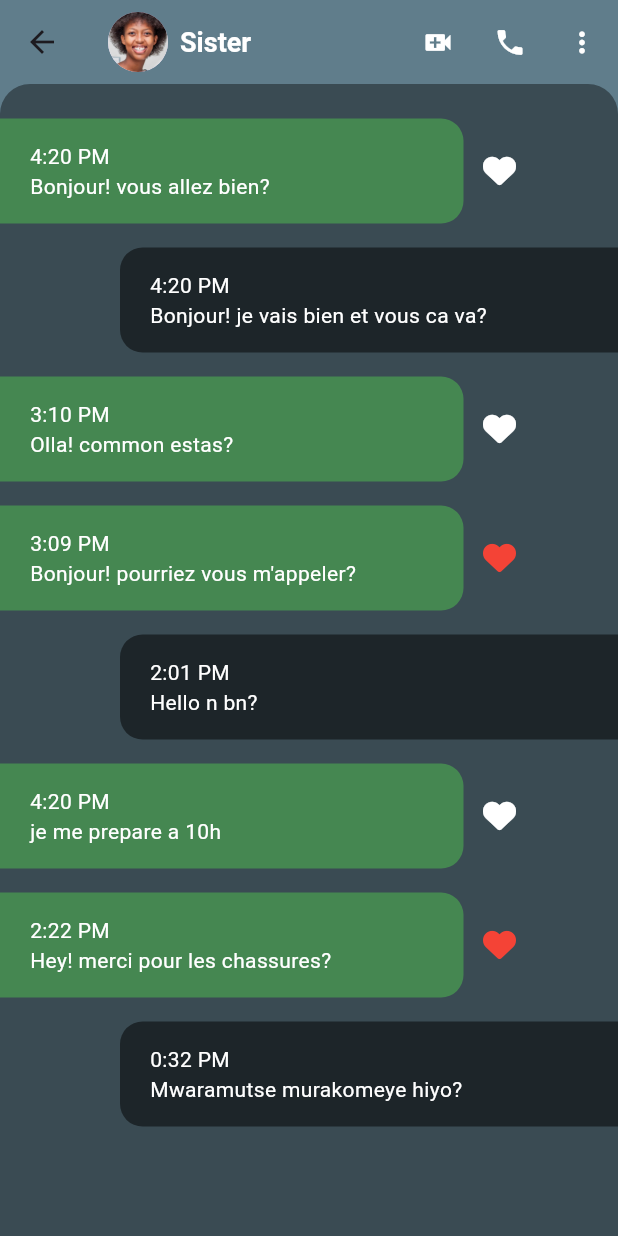
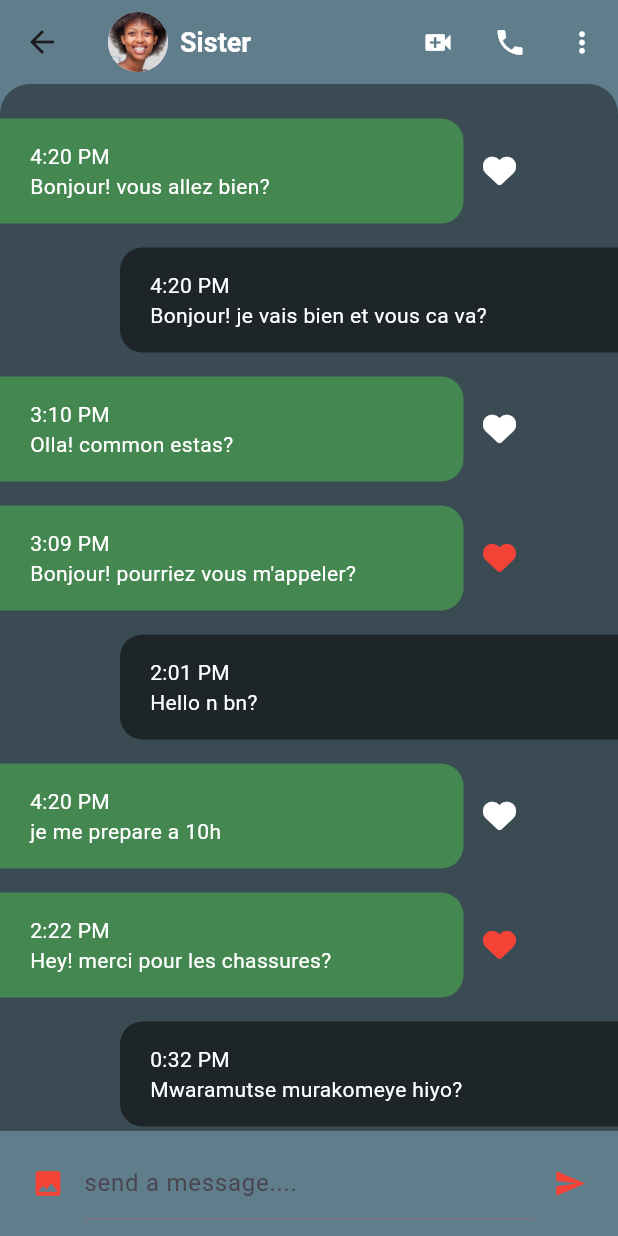
Before and after one commit to NKellyD/mobile_chat_flutter, a Flutter app: the screen it shows after launch, after a tap on "Sister", on a phone screen of 412 x 824 dp. Run offline on Flutter 3.47's test engine with Material 3 defaults, Android fonts, the phone set to English and light mode, and no system bars; our stand-ins replace font_awesome_flutter.

Commit message:
send bouton

```diff
--- a/lib/screens/chat_screen.dart
+++ b/lib/screens/chat_screen.dart
@@ -52,6 +52,34 @@ class _ChatScreenState extends State<ChatScreen> {
           onPressed: () {},
         ),
       ],
+    );
+  }
+  _buildMessageComposer(){
+    return Container(
+      padding: const EdgeInsets.symmetric(horizontal: 8),
+      height: 70,
+      child: Row(
+        children: [
+          IconButton(
+            icon:  const Icon(Icons.photo,size: 22,),
+            iconSize: 20.0,
+            color: Colors.red,
+            onPressed: () {},
+          ),
+           const Expanded(child: TextField(
+            decoration: InputDecoration(
+              hintText: 'send a message....',
+
+            ),
+          )),
+          IconButton(
+            icon:  const Icon(Icons.send,size: 22,),
+            iconSize: 20.0,
+            color: Colors.red,
+            onPressed: () {},
+          ),
+        ],
+      ),
     );
   }
 
@@ -121,6 +149,7 @@ class _ChatScreenState extends State<ChatScreen> {
               ),
             ),
           ),
+          _buildMessageComposer()
         ],
       ),
     );
```
